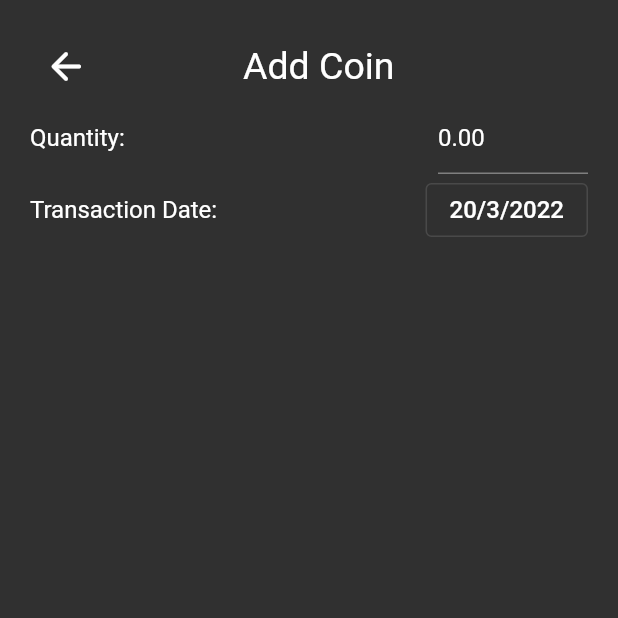
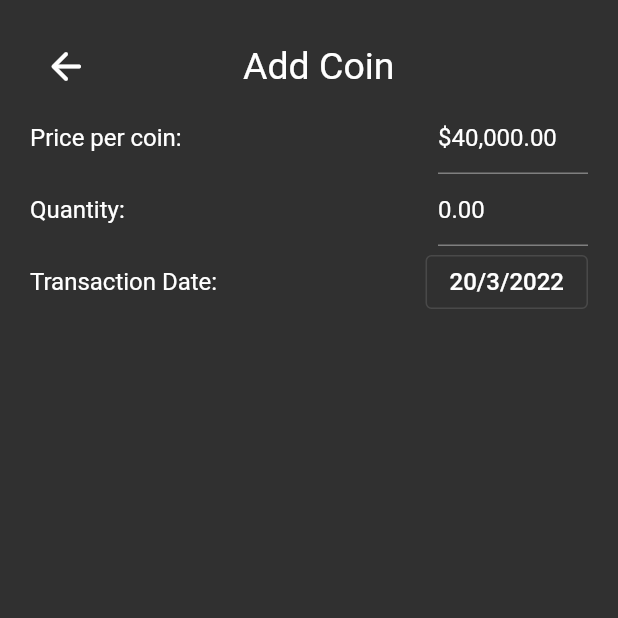
Before and after one commit to Charizard17/bit_holdings_app, a Flutter app: the AddCoinScreen screen opened directly, on a phone screen of 412 x 824 dp, the top half of it. Run offline on Flutter 3.47's test engine with Material 2 defaults, Android fonts, the phone set to English and light mode, and no system bars.

Commit message:
add_coin_screen edited

```diff
--- a/lib/main.dart
+++ b/lib/main.dart
@@ -1,7 +1,6 @@
 import 'package:flutter/material.dart';
 
 import 'screens/main_view.dart';
-import 'screens/screens.dart';
 
 void main() {
   runApp(const MyApp());
--- a/lib/screens/add_coin_screen.dart
+++ b/lib/screens/add_coin_screen.dart
@@ -9,6 +9,7 @@ class AddCoinScreen extends StatefulWidget {
 
 class _AddCoinScreenState extends State<AddCoinScreen> {
   TextEditingController _quantity = TextEditingController();
+  TextEditingController _buyPrice = TextEditingController();
   DateTime _selectedDate = DateTime.now();
   @override
   Widget build(BuildContext context) {
@@ -56,6 +57,32 @@ class _AddCoinScreenState extends State<AddCoinScreen> {
                       Icons.arrow_forward_rounded,
                       size: 35,
                       color: Colors.transparent,
+                    )
+                  ],
+                ),
+                Row(
+                  mainAxisAlignment: MainAxisAlignment.spaceBetween,
+                  children: [
+                    Text(
+                      'Price per coin:',
+                      style: TextStyle(
+                        fontSize: 16,
+                      ),
+                    ),
+                    Container(
+                      width: 100,
+                      child: TextFormField(
+                        controller: _buyPrice,
+                        decoration: InputDecoration(
+                          hintText: '\$40,000.00',
+                          hintStyle: TextStyle(
+                            color: Colors.white,
+                          ),
+                        ),
+                        style: TextStyle(
+                          color: Colors.white,
+                        ),
+                      ),
                     )
                   ],
                 ),
```
